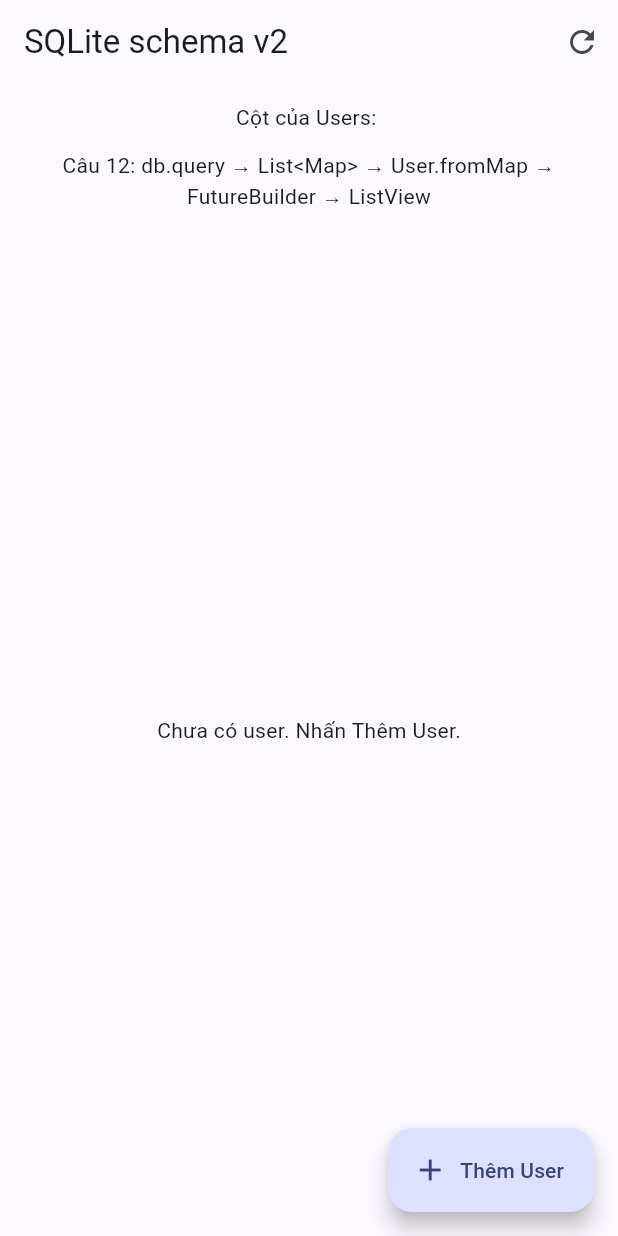
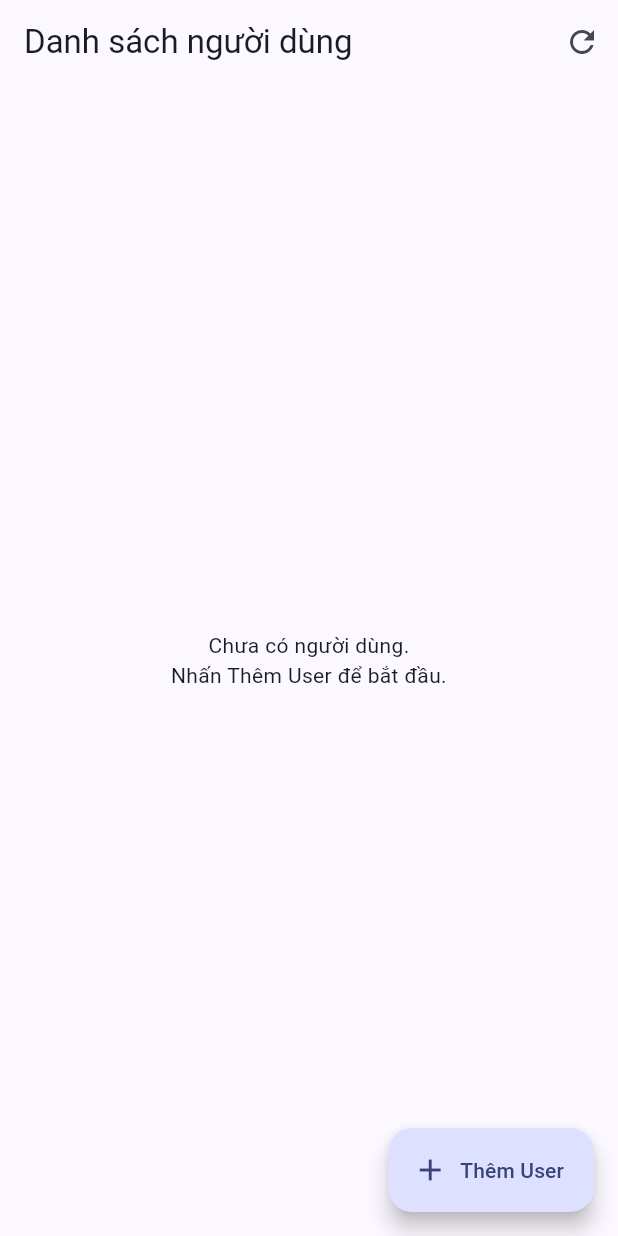
Before and after one commit to Huy-Haru/PRM_Code_Demo_Presentation, a Flutter app: the screen it shows after launch, after a tap on the "refresh" icon, on a phone screen of 412 x 824 dp. Run offline on Flutter 3.47's test engine with Material 3 defaults, Android fonts, the phone set to English and light mode, and no system bars; our stand-ins replace sqflite; accounts and stored records are empty.

Commit message:
fix: add Flutter sqflite demo questions 12 and 13

```diff
--- a/demo_cau_12_13/lib/main.dart
+++ b/demo_cau_12_13/lib/main.dart
@@ -1,13 +1,22 @@
+
 import 'package:flutter/material.dart';
-import 'package:path/path.dart';
+import 'package:path/path.dart' as p;
 import 'package:sqflite/sqflite.dart';
 
-const int schemaVersion = int.fromEnvironment('DB_VERSION', defaultValue: 2);
+// Chọn V1 hoặc V2 khi chạy ứng dụng.
+const int schemaVersion = int.fromEnvironment(
+  'DB_VERSION',
+  defaultValue: 2,
+);
 
 void main() {
   WidgetsFlutterBinding.ensureInitialized();
   runApp(const MyApp());
 }
+
+// ==========================================
+// 1. USER MODEL - CÂU 12
+// ==========================================
 
 class User {
   final int id;
@@ -15,185 +24,347 @@ class User {
   final String? email;
   final String? phoneNumber;
 
-  const User({required this.id, required this.name, this.email, this.phoneNumber});
+  const User({
+    required this.id,
+    required this.name,
+    this.email,
+    this.phoneNumber,
+  });
 
-  factory User.fromMap(Map<String, Object?> row) => User(
+  // Chuyển dữ liệu Map thành User Object.
+  factory User.fromMap(Map<String, Object?> row) {
+    return User(
       id: row['id'] as int,
       name: row['name'] as String,
       email: row['email'] as String?,
-        phoneNumber: row['phone_number'] as String?,
+      phoneNumber: row.containsKey('phone_number')
+          ? row['phone_number'] as String?
+          : null,
     );
   }
+}
+
+// ==========================================
+// 2. SQLITE DATABASE - CÂU 12 & 13
+// ==========================================
 
 class UserDatabase {
   UserDatabase._();
+
   static final UserDatabase instance = UserDatabase._();
-  Database? _database;
 
-  Future<Database> get database async {
-    if (_database != null) return _database!;
+  // Sử dụng chung một Future mở database.
+  Future<Database>? _databaseFuture;
+
+  Future<Database> get database {
+    return _databaseFuture ??= _openDatabase();
+  }
+
+  Future<Database> _openDatabase() async {
     if (schemaVersion != 1 && schemaVersion != 2) {
       throw StateError('DB_VERSION must be 1 or 2');
     }
+
     final directory = await getDatabasesPath();
-    final path = join(directory, 'users_migration_demo.db');
-    _database = await openDatabase(
-      path,
+
+    final dbPath = p.join(
+      directory,
+      'users_migration_demo.db',
+    );
+
+    return openDatabase(
+      dbPath,
       version: schemaVersion,
+
+      // Tạo database mới.
       onCreate: (db, version) async {
+        if (version == 1) {
+          // V1: Chưa có phone_number.
           await db.execute('''
             CREATE TABLE Users (
               id INTEGER PRIMARY KEY AUTOINCREMENT,
               name TEXT NOT NULL,
-            email TEXT${version >= 2 ? ', phone_number TEXT' : ''}
+              email TEXT
             )
           ''');
+        } else {
+          // V2: Có phone_number.
+          await db.execute('''
+            CREATE TABLE Users (
+              id INTEGER PRIMARY KEY AUTOINCREMENT,
+              name TEXT NOT NULL,
+              email TEXT,
+              phone_number TEXT
+            )
+          ''');
+        }
       },
+
+      // Migration từ V1 lên V2.
       onUpgrade: (db, oldVersion, newVersion) async {
-        if (oldVersion < 2) {
-          await db.execute('ALTER TABLE Users ADD COLUMN phone_number TEXT');
+        if (oldVersion < 2 && newVersion >= 2) {
+          await db.execute('''
+            ALTER TABLE Users
+            ADD COLUMN phone_number TEXT
+          ''');
         }
       },
     );
-    return _database!;
   }
+
+  // ========================================
+  // CÂU 12: QUERY -> MODEL
+  // ========================================
 
   Future<List<User>> getUsers() async {
     final db = await database;
-    final rows = await db.query('Users', orderBy: 'id DESC');
-    return rows.map((row) => User.fromMap(row)).toList();
+
+    // db.query trả về:
+    // Future<List<Map<String, Object?>>>
+    final rows = await db.query(
+      'Users',
+      orderBy: 'id DESC',
+    );
+
+    // Chuyển Map thành User Object.
+    return rows
+        .map((row) => User.fromMap(row))
+        .toList();
   }
 
-  Future<void> addUser(String name, String email) async {
+  // Thêm người dùng.
+  Future<void> addUser(
+      String name,
+      String email,
+      ) async {
     final db = await database;
-    await db.insert('Users', {'name': name, 'email': email});
+
+    await db.insert('Users', {
+      'name': name,
+      'email': email,
+    });
   }
 
-  Future<void> setPhone(int id, String phone) async {
+  // Cập nhật số điện thoại ở Version 2.
+  Future<void> setPhone(
+      int id,
+      String phone,
+      ) async {
     if (schemaVersion < 2) return;
+
     final db = await database;
-    await db.update('Users', {'phone_number': phone}, where: 'id = ?', whereArgs: [id]);
-  }
 
-  Future<List<Map<String, Object?>>> inspectColumns() async {
-    final db = await database;
-    return db.rawQuery('PRAGMA table_info(Users)');
+    await db.update(
+      'Users',
+      {'phone_number': phone},
+      where: 'id = ?',
+      whereArgs: [id],
+    );
   }
 }
 
+// ==========================================
+// 3. FLUTTER APPLICATION
+// ==========================================
+
 class MyApp extends StatelessWidget {
   const MyApp({super.key});
+
   @override
-  Widget build(BuildContext context) => MaterialApp(
-        title: 'sqflite: Questions 12 & 13',
+  Widget build(BuildContext context) {
+    return MaterialApp(
+      title: 'SQLite User Management',
       debugShowCheckedModeBanner: false,
-        theme: ThemeData(colorScheme: ColorScheme.fromSeed(seedColor: Colors.indigo), useMaterial3: true),
+      theme: ThemeData(
+        colorScheme: ColorScheme.fromSeed(
+          seedColor: Colors.indigo,
+        ),
+        useMaterial3: true,
+      ),
       home: const UsersPage(),
     );
   }
+}
+
+// ==========================================
+// 4. USER LIST SCREEN
+// ==========================================
 
 class UsersPage extends StatefulWidget {
   const UsersPage({super.key});
+
   @override
   State<UsersPage> createState() => _UsersPageState();
 }
 
 class _UsersPageState extends State<UsersPage> {
   late Future<List<User>> usersFuture;
-  late Future<List<Map<String, Object?>>> columnsFuture;
+
   int count = 0;
 
   @override
   void initState() {
     super.initState();
-    _refresh();
+    _loadData();
   }
 
+  // Tạo Future để truy vấn database.
+  void _loadData() {
+    usersFuture = UserDatabase.instance.getUsers();
+  }
+
+  // Tải lại dữ liệu khi thêm hoặc cập nhật User.
   void _refresh() {
     setState(() {
-      usersFuture = UserDatabase.instance.getUsers();
-      columnsFuture = UserDatabase.instance.inspectColumns();
+      _loadData();
     });
   }
 
+  // Thêm User mới.
   Future<void> _add() async {
     try {
       count++;
-      await UserDatabase.instance.addUser('Người dùng $count', 'user$count@example.com');
-      if (mounted) _refresh();
+
+      final uniqueId =
+          DateTime.now().microsecondsSinceEpoch;
+
+      await UserDatabase.instance.addUser(
+        'Người dùng $count',
+        'user$uniqueId@example.com',
+      );
+
+      if (!mounted) return;
+      _refresh();
     } catch (e) {
       _showError(e);
     }
   }
 
+  // Cập nhật phone_number ở Version 2.
   Future<void> _setPhone(User user) async {
     try {
-      await UserDatabase.instance.setPhone(user.id, '0901234567');
-      if (mounted) _refresh();
+      await UserDatabase.instance.setPhone(
+        user.id,
+        '0901234567',
+      );
+
+      if (!mounted) return;
+      _refresh();
     } catch (e) {
       _showError(e);
     }
   }
 
+  // Thông báo lỗi.
   void _showError(Object e) {
     if (!mounted) return;
-    ScaffoldMessenger.of(context).showSnackBar(SnackBar(content: Text('Lỗi: $e')));
+
+    ScaffoldMessenger.of(context).showSnackBar(
+      SnackBar(
+        content: Text('Lỗi: $e'),
+      ),
+    );
   }
 
+  // ========================================
+  // 5. GIAO DIỆN CHÍNH
+  // ========================================
+
   @override
-  Widget build(BuildContext context) => Scaffold(
-        appBar: AppBar(title: Text('SQLite schema v$schemaVersion'), actions: [
-          IconButton(onPressed: _refresh, icon: const Icon(Icons.refresh), tooltip: 'Tải lại'),
-        ]),
+  Widget build(BuildContext context) {
+    return Scaffold(
+      appBar: AppBar(
+        title: const Text('Danh sách người dùng'),
+        actions: [
+          IconButton(
+            onPressed: _refresh,
+            icon: const Icon(Icons.refresh),
+            tooltip: 'Tải lại dữ liệu',
+          ),
+        ],
+      ),
+
       floatingActionButton: FloatingActionButton.extended(
-          onPressed: _add, icon: const Icon(Icons.add), label: const Text('Thêm User')),
-        body: Column(children: [
-          Padding(
-            padding: const EdgeInsets.all(12),
-            child: FutureBuilder<List<Map<String, Object?>>>(
-              future: columnsFuture,
-              builder: (context, snapshot) => Text(
-                snapshot.hasData
-                    ? 'Cột của Users: ${snapshot.data!.map((c) => c['name']).join(', ')}'
-                    : snapshot.hasError ? 'Lỗi đọc schema: ${snapshot.error}' : 'Đang đọc schema...',
+        onPressed: _add,
+        icon: const Icon(Icons.add),
+        label: const Text('Thêm User'),
       ),
-            ),
-          ),
-          const Padding(
-            padding: EdgeInsets.symmetric(horizontal: 12),
-            child: Text('Câu 12: db.query → List<Map> → User.fromMap → FutureBuilder → ListView',
-                textAlign: TextAlign.center),
-          ),
-          const SizedBox(height: 8),
-          Expanded(
-            child: FutureBuilder<List<User>>(
+
+      // FUTUREBUILDER - CÂU 12
+      body: FutureBuilder<List<User>>(
         future: usersFuture,
         builder: (context, snapshot) {
-                if (snapshot.connectionState != ConnectionState.done) {
-                  return const Center(child: CircularProgressIndicator());
+          // Đang tải dữ liệu.
+          if (snapshot.connectionState !=
+              ConnectionState.done) {
+            return const Center(
+              child: CircularProgressIndicator(),
+            );
           }
+
+          // Xử lý lỗi.
           if (snapshot.hasError) {
-                  return Center(child: Text('Truy vấn lỗi: ${snapshot.error}'));
+            return Center(
+              child: Text(
+                'Lỗi truy vấn: ${snapshot.error}',
+              ),
+            );
           }
+
           final users = snapshot.data ?? [];
+
+          // Danh sách rỗng.
           if (users.isEmpty) {
-                  return const Center(child: Text('Chưa có user. Nhấn Thêm User.'));
+            return const Center(
+              child: Text(
+                'Chưa có người dùng.\n'
+                    'Nhấn Thêm User để bắt đầu.',
+                textAlign: TextAlign.center,
+              ),
+            );
           }
+
+          // LISTVIEW.BUILDER - CÂU 12
           return ListView.builder(
+            padding: const EdgeInsets.only(
+              top: 12,
+              bottom: 90,
+            ),
             itemCount: users.length,
             itemBuilder: (context, index) {
               final user = users[index];
+
               return Card(
-                      margin: const EdgeInsets.symmetric(horizontal: 12, vertical: 4),
+                margin: const EdgeInsets.symmetric(
+                  horizontal: 12,
+                  vertical: 5,
+                ),
                 child: ListTile(
-                        title: Text('${user.id} — ${user.name}'),
-                        subtitle: Text('${user.email ?? ""}\nSĐT: ${user.phoneNumber ?? "NULL"}'),
-                        isThreeLine: true,
+                  leading: const CircleAvatar(
+                    child: Icon(Icons.person),
+                  ),
+
+                  title: Text(user.name),
+
+                  // V1 chỉ có email.
+                  // V2 có thêm số điện thoại.
+                  subtitle: Text(
+                    schemaVersion == 1
+                        ? (user.email ?? '')
+                        : '${user.email ?? ""}\n'
+                        'SĐT: ${user.phoneNumber ?? "NULL"}',
+                  ),
+
+                  isThreeLine: schemaVersion >= 2,
+
+                  // Chỉ hiển thị ở V2.
                   trailing: schemaVersion >= 2
                       ? IconButton(
-                                tooltip: 'Thêm số điện thoại',
+                    tooltip: 'Cập nhật số điện thoại',
                     onPressed: () => _setPhone(user),
-                                icon: const Icon(Icons.phone),
+                    icon: const Icon(
+                      Icons.phone,
+                    ),
                   )
                       : null,
                 ),
@@ -202,7 +373,6 @@ class _UsersPageState extends State<UsersPage> {
           );
         },
       ),
-          ),
-        ]),
     );
   }
+}
```
Lines whose indentation alone changed are shown as unchanged.
